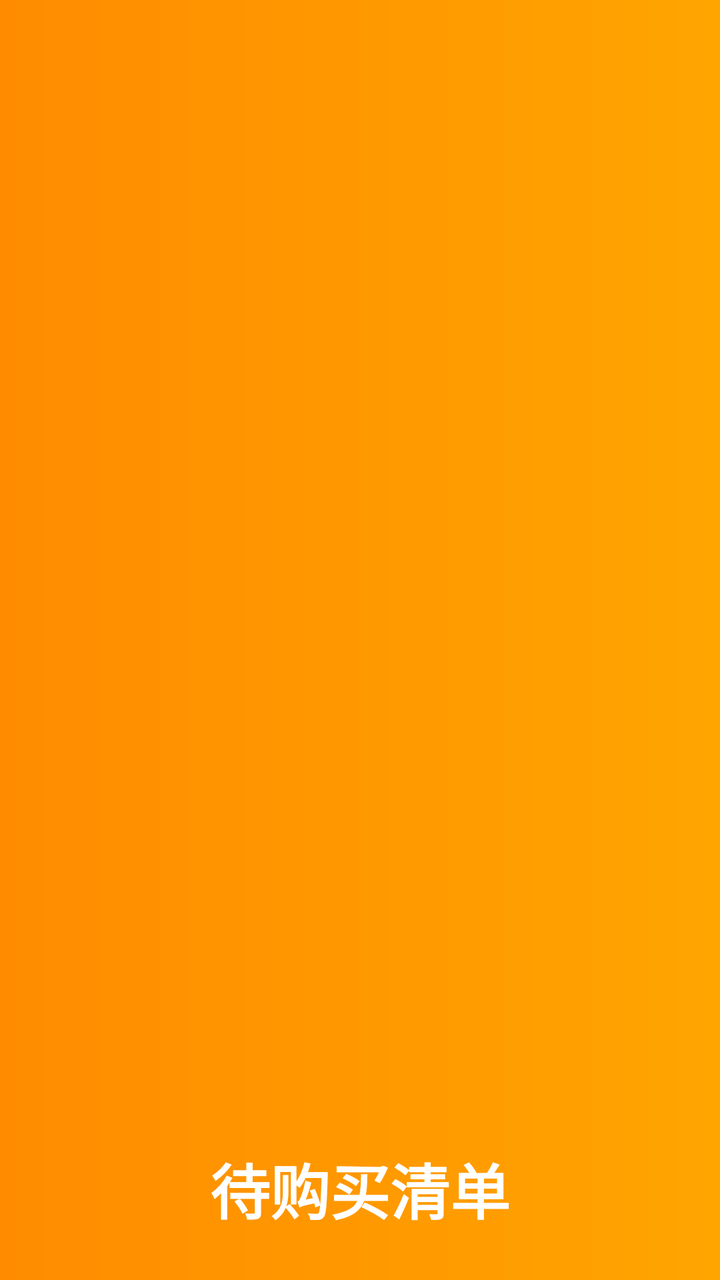
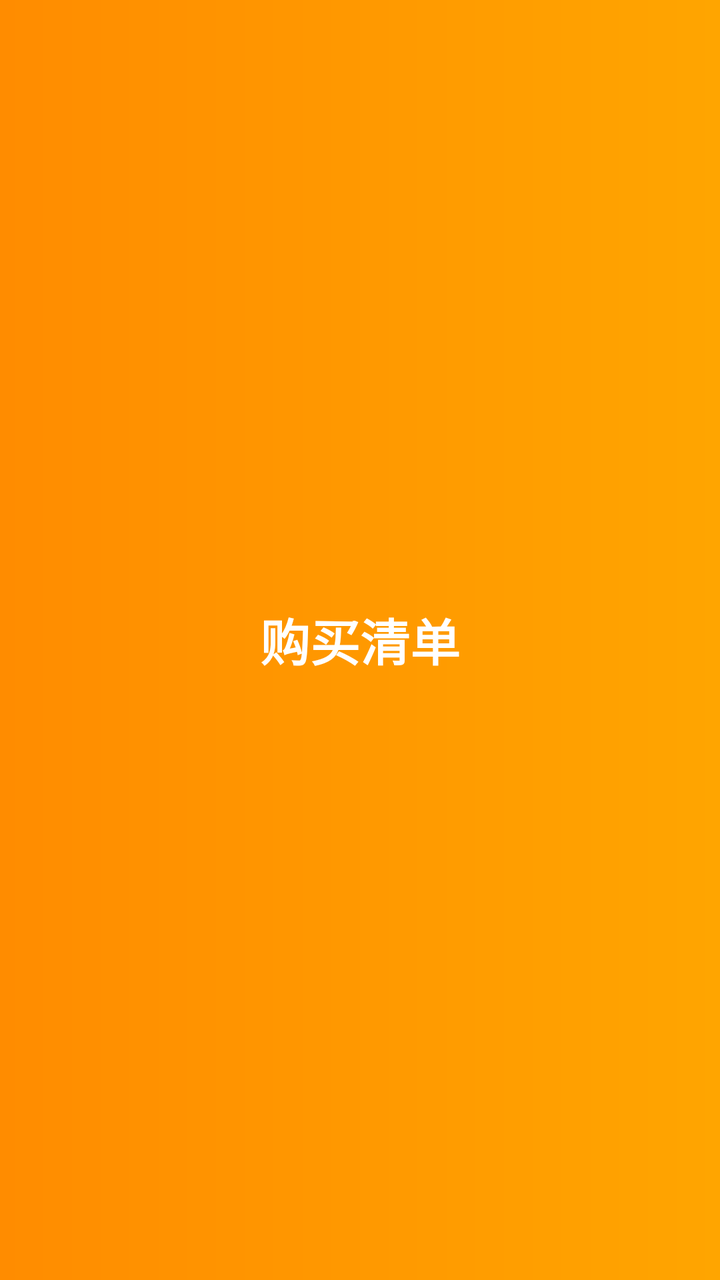

An Android layout rendered at two revisions. The XML below is the earlier revision; the diff shows what the commit changed to produce the second picture.
<!-- AndroidManifest.xml: application theme Theme.Kitchenmanager -->
<!-- res/layout/nav_header.xml -->
<?xml version="1.0" encoding="utf-8"?>
<LinearLayout xmlns:android="http://schemas.android.com/apk/res/android"
    android:layout_width="match_parent"
    android:layout_height="100dp"
    android:background="@drawable/bg_nav_header"
    android:gravity="bottom"
    android:orientation="vertical"
    android:padding="24dp">


    <TextView
        android:id="@+id/textView"
        android:layout_width="match_parent"
        android:layout_height="wrap_content"
        android:text="待购买清单"
        android:textColor="#FFFFFF"
        android:textSize="30dp"
        android:textStyle="bold"
        android:gravity="center"/>
</LinearLayout>
<!-- resources referenced by this layout -->
<resources>
  <!-- drawable bg_nav_header (drawable) -->
  <?xml version="1.0" encoding="utf-8"?>
  <shape xmlns:android="http://schemas.android.com/apk/res/android"
      android:shape="rectangle">
      <gradient
          android:startColor="#FF8C00"
          android:endColor="#FFA500"
          android:type="linear" />
  </shape>
  <style name="Theme.Kitchenmanager" parent="Base.Theme.Kitchenmanager" />
  <style name="Base.Theme.Kitchenmanager" parent="Theme.MaterialComponents.DayNight.NoActionBar.Bridge">
          
          
      </style>
</resources>

<!-- the commit's change to res/layout/nav_header.xml (unified diff, before → after) -->
@@ -11,10 +11,10 @@
     <TextView
         android:id="@+id/textView"
         android:layout_width="match_parent"
-        android:layout_height="wrap_content"
-        android:text="待购买清单"
+        android:layout_height="match_parent"
+        android:text="购买清单"
         android:textColor="#FFFFFF"
-        android:textSize="30dp"
+        android:textSize="25dp"
         android:textStyle="bold"
         android:gravity="center"/>
 </LinearLayout>
